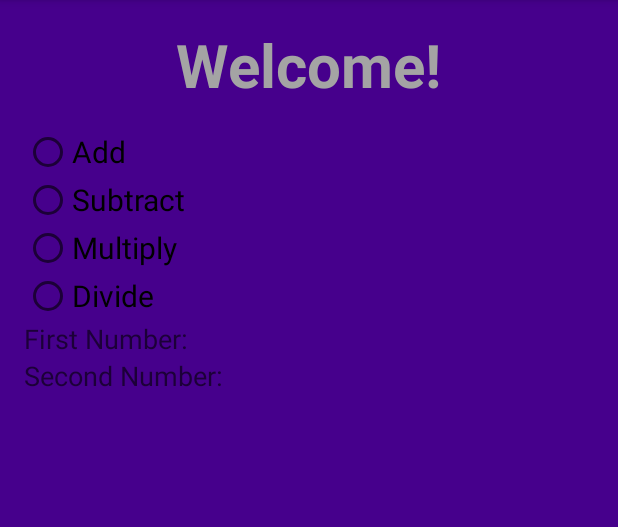
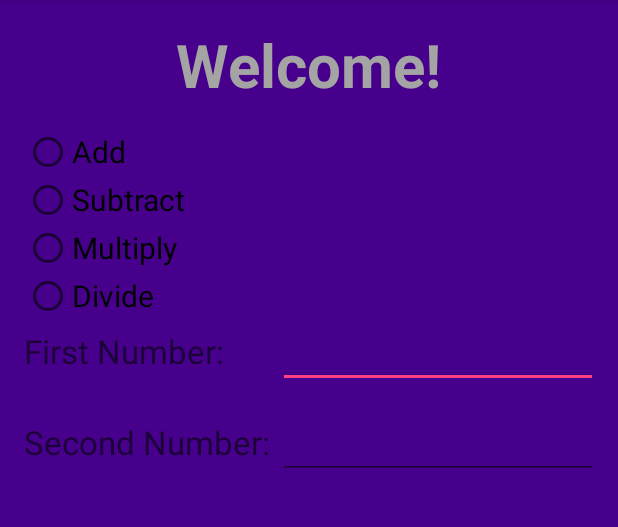
Before and after one commit to RossouwBinedellAliens/CalcApp, an Android app: the screen it shows after launch (MainActivity), on a phone screen of 412 x 824 dp, the part 84-611 px from its top. Run offline under Robolectric (Android 15) with nearby library versions, the phone set to English and light mode, and no system bars.

Commit message:
Second Edit

```diff
--- a/app/src/main/res/layout/activity_main.xml
+++ b/app/src/main/res/layout/activity_main.xml
@@ -57,22 +57,56 @@
             android:id="@+id/radioButton4" />
     </RadioGroup>
 
+    <TableLayout
+        android:layout_width="match_parent"
+        android:layout_height="wrap_content"
+        android:layout_alignParentStart="true"
+        android:layout_below="@+id/radioGroup">
+
+        <TableRow
+            android:layout_width="match_parent"
+            android:layout_height="match_parent">
+
             <TextView
                 android:layout_width="wrap_content"
                 android:layout_height="wrap_content"
                 android:textAppearance="?android:attr/textAppearanceMedium"
                 android:text="First Number: "
-        android:id="@+id/textView2"
-        android:layout_below="@+id/radioGroup"
-        android:layout_alignParentStart="true" />
+                android:id="@+id/firstNumber"
+                android:textSize="22sp"/>
+
+            <EditText
+                android:layout_width="wrap_content"
+                android:layout_height="wrap_content"
+                android:inputType="number"
+                android:ems="10"
+                android:id="@+id/firstNumInput"
+                android:layout_column="11" />
+        </TableRow>
+
+        <TableRow
+            android:layout_width="match_parent"
+            android:layout_height="match_parent">
 
             <TextView
                 android:layout_width="wrap_content"
                 android:layout_height="wrap_content"
                 android:textAppearance="?android:attr/textAppearanceMedium"
                 android:text="Second Number: "
-        android:id="@+id/textView3"
-        android:layout_below="@+id/textView2"
-        android:layout_alignParentStart="true" />
+                android:id="@+id/secondNumber"
+                android:layout_marginTop="15dp"
+                android:textSize="22sp" />
+
+            <EditText
+                android:layout_width="wrap_content"
+                android:layout_height="wrap_content"
+                android:inputType="number"
+                android:ems="10"
+                android:id="@+id/secondNumInput"
+                android:layout_column="11"
+                android:layout_marginTop="15dp"/>
+        </TableRow>
+
+    </TableLayout>
 
 </RelativeLayout>
```
Lines whose indentation alone changed are shown as unchanged.
